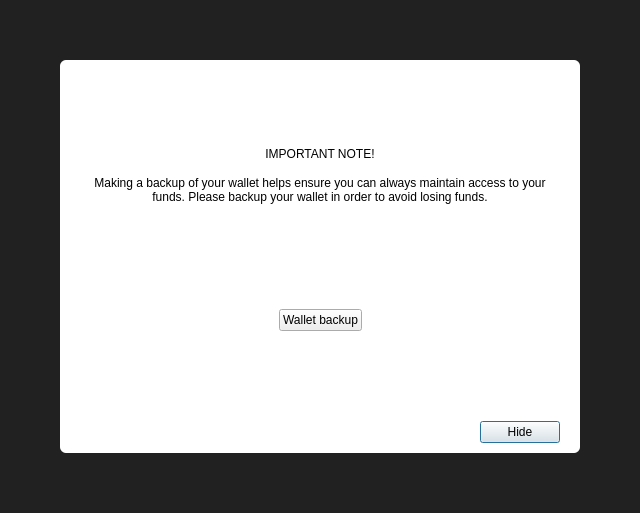
This is src/qt/forms/modaloverlay.ui in Runebase/runebase as Qt 5 draws it before an edit. The edited form follows.
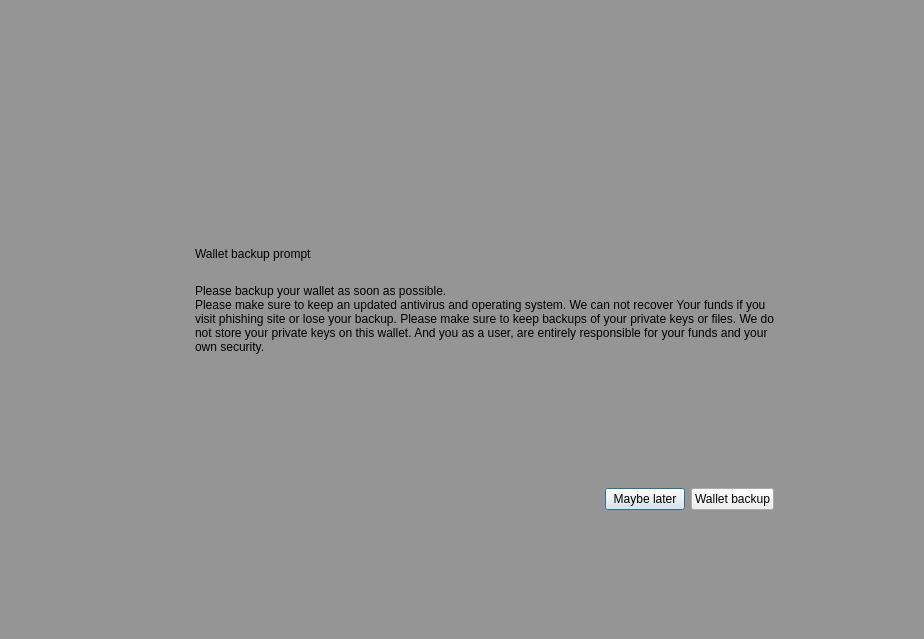
This is the edited form. The open tabs and pages were chosen to show the change. Icons and pictures are not drawn. Custom widgets are drawn as their Qt base class.

```diff
--- a/src/qt/forms/modaloverlay.ui
+++ b/src/qt/forms/modaloverlay.ui
@@ -1,13 +1,13 @@
 <?xml version="1.0" encoding="UTF-8"?>
 <ui version="4.0">
  <class>ModalOverlay</class>
- <widget class="ModalOverlay" name="ModalOverlay">
+ <widget class="QWidget" name="ModalOverlay">
   <property name="geometry">
    <rect>
     <x>0</x>
     <y>0</y>
-    <width>640</width>
-    <height>513</height>
+    <width>924</width>
+    <height>639</height>
    </rect>
   </property>
   <property name="windowTitle">
@@ -32,41 +32,38 @@
    <item>
     <widget class="QWidget" name="bgWidget" native="true">
      <property name="styleSheet">
-      <string notr="true">#bgWidget { background: rgba(0,0,0,220); }</string>
+      <string notr="true">#bgWidget { background: rgba(0,0,0,96); }</string>
      </property>
      <layout class="QVBoxLayout" name="verticalLayoutMain" stretch="0">
       <property name="leftMargin">
-       <number>60</number>
+       <number>120</number>
       </property>
       <property name="topMargin">
-       <number>60</number>
+       <number>120</number>
       </property>
       <property name="rightMargin">
-       <number>60</number>
+       <number>120</number>
       </property>
       <property name="bottomMargin">
-       <number>60</number>
+       <number>120</number>
       </property>
       <item>
        <widget class="QWidget" name="contentWidget" native="true">
-        <property name="styleSheet">
-         <string notr="true">#contentWidget { background: white; border-radius: 6px; }</string>
-        </property>
-        <layout class="QVBoxLayout" name="verticalLayout_3" stretch="1,0,0">
+        <layout class="QVBoxLayout" name="verticalLayout_3" stretch="1,0">
          <property name="spacing">
           <number>0</number>
          </property>
          <property name="leftMargin">
-          <number>20</number>
+          <number>0</number>
          </property>
          <property name="topMargin">
-          <number>10</number>
+          <number>0</number>
          </property>
          <property name="rightMargin">
-          <number>20</number>
+          <number>0</number>
          </property>
          <property name="bottomMargin">
-          <number>10</number>
+          <number>0</number>
          </property>
          <item>
           <widget class="QStackedWidget" name="stackedWidget">
@@ -79,17 +76,33 @@
               <number>0</number>
              </property>
              <property name="leftMargin">
-              <number>0</number>
+              <number>30</number>
              </property>
              <property name="topMargin">
-              <number>0</number>
+              <number>10</number>
              </property>
              <property name="rightMargin">
-              <number>0</number>
+              <number>30</number>
              </property>
              <property name="bottomMargin">
-              <number>0</number>
+              <number>10</number>
              </property>
+             <item>
+              <spacer name="verticalSpacer_3">
+               <property name="orientation">
+                <enum>Qt::Vertical</enum>
+               </property>
+               <property name="sizeType">
+                <enum>QSizePolicy::Expanding</enum>
+               </property>
+               <property name="sizeHint" stdset="0">
+                <size>
+                 <width>20</width>
+                 <height>40</height>
+                </size>
+               </property>
+              </spacer>
+             </item>
              <item>
               <layout class="QHBoxLayout" name="horizontalLayoutIconText" stretch="0,1">
                <property name="spacing">
@@ -108,11 +121,6 @@
                    <property name="text">
                     <string/>
                    </property>
-                   <property name="icon">
-                    <iconset>
-                     <normaloff>:/icons/warning</normaloff>
-                     <disabledoff>:/icons/warning</disabledoff>:/icons/warning</iconset>
-                   </property>
                    <property name="iconSize">
                     <size>
                      <width>48</width>
@@ -192,10 +200,6 @@
                    </property>
                   </spacer>
                  </item>
-                </layout>
-               </item>
-              </layout>
-             </item>
              <item>
               <layout class="QFormLayout" name="formLayout">
                <property name="fieldGrowthPolicy">
@@ -277,6 +281,9 @@
                </item>
                <item row="2" column="1">
                 <layout class="QHBoxLayout" name="horizontalLayoutSync" stretch="0,1">
+                     <property name="spacing">
+                      <number>6</number>
+                     </property>
                  <item>
                   <widget class="QLabel" name="percentageProgress">
                    <property name="text">
@@ -351,94 +358,137 @@
               </layout>
              </item>
             </layout>
+               </item>
+              </layout>
+             </item>
+             <item>
+              <spacer name="verticalSpacer_4">
+               <property name="orientation">
+                <enum>Qt::Vertical</enum>
+               </property>
+               <property name="sizeHint" stdset="0">
+                <size>
+                 <width>20</width>
+                 <height>40</height>
+                </size>
+               </property>
+              </spacer>
+             </item>
+            </layout>
            </widget>
            <widget class="QWidget" name="page_2">
             <layout class="QVBoxLayout" name="verticalLayout_4">
              <property name="spacing">
               <number>15</number>
              </property>
+             <property name="leftMargin">
+              <number>30</number>
+             </property>
              <property name="topMargin">
-              <number>40</number>
+              <number>0</number>
+             </property>
+             <property name="rightMargin">
+              <number>30</number>
              </property>
              <property name="bottomMargin">
-              <number>40</number>
+              <number>0</number>
              </property>
              <item>
-              <layout class="QHBoxLayout" name="horizontalLayout_2">
-               <item>
-                <spacer name="horizontalSpacer_4">
+              <spacer name="verticalSpacer_2">
                  <property name="orientation">
-                  <enum>Qt::Horizontal</enum>
+                <enum>Qt::Vertical</enum>
                  </property>
                  <property name="sizeHint" stdset="0">
                   <size>
-                   <width>40</width>
-                   <height>20</height>
+                 <width>20</width>
+                 <height>40</height>
                   </size>
                  </property>
                 </spacer>
                </item>
                <item>
-                <widget class="QPushButton" name="warningIconBackup">
-                 <property name="enabled">
-                  <bool>false</bool>
-                 </property>
-                 <property name="text">
-                  <string/>
-                 </property>
-                 <property name="icon">
-                  <iconset>
-                   <normaloff>:/styles/app-icons/message_warning</normaloff>
-                   <disabledoff>:/styles/app-icons/message_warning</disabledoff>:/styles/app-icons/message_warning</iconset>
-                 </property>
-                 <property name="iconSize">
-                  <size>
-                   <width>120</width>
-                   <height>120</height>
-                  </size>
-                 </property>
-                 <property name="flat">
-                  <bool>true</bool>
-                 </property>
-                </widget>
-               </item>
-               <item>
-                <spacer name="horizontalSpacer_5">
-                 <property name="orientation">
-                  <enum>Qt::Horizontal</enum>
-                 </property>
-                 <property name="sizeHint" stdset="0">
-                  <size>
-                   <width>40</width>
-                   <height>20</height>
-                  </size>
-                 </property>
-                </spacer>
-               </item>
-              </layout>
-             </item>
-             <item>
+              <layout class="QGridLayout" name="gridLayout">
+               <item row="0" column="1">
               <widget class="QLabel" name="labelNote">
+                 <property name="layoutDirection">
+                  <enum>Qt::LeftToRight</enum>
+                 </property>
                <property name="text">
-                <string>IMPORTANT NOTE!</string>
+                  <string>Wallet backup prompt</string>
                </property>
                <property name="alignment">
-                <set>Qt::AlignCenter</set>
+                  <set>Qt::AlignLeading|Qt::AlignLeft|Qt::AlignVCenter</set>
                </property>
               </widget>
              </item>
-             <item>
+               <item row="1" column="1">
               <widget class="QLabel" name="labelMessage">
                <property name="text">
-                <string>Making a backup of your wallet helps ensure you can always maintain access to your funds. Please backup your wallet in order to avoid losing funds.</string>
+                  <string>Please backup your wallet as soon as possible.
+Please make sure to keep an updated antivirus and operating system. We can not recover Your funds if you visit phishing site or lose your backup. Please make sure to keep backups of your private keys or files. We do not store your private keys on this wallet. And you as a user, are entirely responsible for your funds and your own security.</string>
                </property>
                <property name="alignment">
-                <set>Qt::AlignCenter</set>
+                  <set>Qt::AlignLeading|Qt::AlignLeft|Qt::AlignVCenter</set>
                </property>
                <property name="wordWrap">
                 <bool>true</bool>
                </property>
               </widget>
+               </item>
+               <item row="0" column="0">
+                <widget class="QPushButton" name="warningIconBackup">
+                 <property name="enabled">
+                  <bool>false</bool>
+                 </property>
+                 <property name="sizePolicy">
+                  <sizepolicy hsizetype="Fixed" vsizetype="Fixed">
+                   <horstretch>0</horstretch>
+                   <verstretch>0</verstretch>
+                  </sizepolicy>
+                 </property>
+                 <property name="minimumSize">
+                  <size>
+                   <width>30</width>
+                   <height>30</height>
+                  </size>
+                 </property>
+                 <property name="maximumSize">
+                  <size>
+                   <width>30</width>
+                   <height>30</height>
+                  </size>
+                 </property>
+                 <property name="text">
+                  <string/>
+                 </property>
+                 <property name="iconSize">
+                  <size>
+                   <width>30</width>
+                   <height>30</height>
+                  </size>
+                 </property>
+                 <property name="flat">
+                  <bool>true</bool>
+                 </property>
+                </widget>
+               </item>
+               <item row="1" column="0">
+                <spacer name="horizontalSpacer_2">
+                 <property name="orientation">
+                  <enum>Qt::Horizontal</enum>
+                 </property>
+                 <property name="sizeType">
+                  <enum>QSizePolicy::Fixed</enum>
+                 </property>
+                 <property name="sizeHint" stdset="0">
+                  <size>
+                   <width>30</width>
+                   <height>20</height>
+                  </size>
+                 </property>
+                </spacer>
+               </item>
+              </layout>
              </item>
              <item>
               <spacer name="verticalSpacer">
@@ -456,67 +506,21 @@
                </property>
               </spacer>
              </item>
+            </layout>
+           </widget>
+          </widget>
+         </item>
              <item>
+          <widget class="QWidget" name="buttonsContainerWhite" native="true">
               <layout class="QHBoxLayout" name="horizontalLayout">
-               <item>
-                <spacer name="horizontalSpacer_2">
-                 <property name="orientation">
-                  <enum>Qt::Horizontal</enum>
-                 </property>
-                 <property name="sizeHint" stdset="0">
-                  <size>
-                   <width>40</width>
-                   <height>20</height>
-                  </size>
-                 </property>
-                </spacer>
-               </item>
-               <item>
-                <widget class="QPushButton" name="walletBackupButton">
-                 <property name="text">
-                  <string>Wallet backup</string>
-                 </property>
-                </widget>
-               </item>
-               <item>
-                <spacer name="horizontalSpacer_3">
-                 <property name="orientation">
-                  <enum>Qt::Horizontal</enum>
-                 </property>
-                 <property name="sizeHint" stdset="0">
-                  <size>
-                   <width>40</width>
-                   <height>20</height>
-                  </size>
-                 </property>
-                </spacer>
-               </item>
-              </layout>
-             </item>
-            </layout>
-           </widget>
-          </widget>
-         </item>
-         <item>
-          <spacer name="verticalSpacerAfterText">
-           <property name="orientation">
-            <enum>Qt::Vertical</enum>
-           </property>
-           <property name="sizeHint" stdset="0">
-            <size>
-             <width>20</width>
-             <height>40</height>
-            </size>
-           </property>
-          </spacer>
-         </item>
-         <item>
-          <layout class="QHBoxLayout" name="horizontalLayoutButtons">
            <property name="leftMargin">
-            <number>10</number>
+             <number>30</number>
            </property>
            <property name="topMargin">
-            <number>10</number>
+             <number>15</number>
+            </property>
+            <property name="rightMargin">
+             <number>30</number>
            </property>
            <item>
             <spacer name="horizontalSpacer">
@@ -537,14 +541,25 @@
               <enum>Qt::StrongFocus</enum>
              </property>
              <property name="text">
-              <string>Hide</string>
+               <string>Maybe later</string>
+              </property>
+              <property name="shortcut">
+               <string>Esc</string>
              </property>
              <property name="default">
               <bool>true</bool>
              </property>
             </widget>
            </item>
-          </layout>
+            <item>
+             <widget class="QPushButton" name="walletBackupButton">
+              <property name="text">
+               <string>Wallet backup</string>
+              </property>
+             </widget>
+            </item>
+           </layout>
+          </widget>
          </item>
         </layout>
        </widget>
@@ -554,14 +569,6 @@
    </item>
   </layout>
  </widget>
- <customwidgets>
-  <customwidget>
-   <class>ModalOverlay</class>
-   <extends>QWidget</extends>
-   <header>qt/modaloverlay.h</header>
-   <container>1</container>
-  </customwidget>
- </customwidgets>
  <resources/>
  <connections/>
 </ui>
```
Lines whose indentation alone changed are shown as unchanged.
